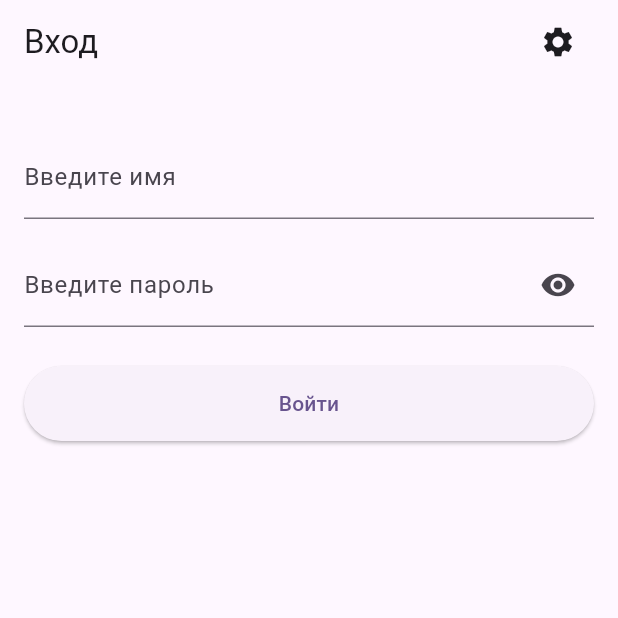
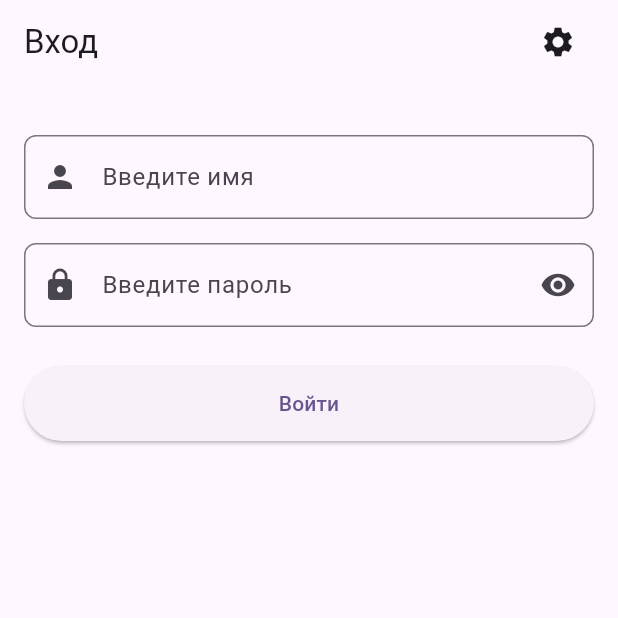
Before and after one commit to s-ginger/my_flutter_app, a Flutter app: the screen it shows after launch, after a tap on the "settings" icon, on a phone screen of 412 x 824 dp, the top half of it. Run offline on Flutter 3.47's test engine with Material 3 defaults, Android fonts, the phone set to English and light mode, and no system bars.

Commit message:
register and login decor 1/3?

```diff
--- a/lib/view/login_page/login_page.dart
+++ b/lib/view/login_page/login_page.dart
@@ -9,7 +9,6 @@ class LoginPage extends StatefulWidget {
 }
 
 class _LoginPage extends State<LoginPage> {
-
   final _formKey = GlobalKey<FormState>();
 
   final _usernameController = TextEditingController();
@@ -23,7 +22,7 @@ class _LoginPage extends State<LoginPage> {
 
       final val = await authRepo.login(
         username: _usernameController.text,
-          password: _passwordController.text
+        password: _passwordController.text,
       );
 
       if (!mounted) return;
@@ -31,9 +30,7 @@ class _LoginPage extends State<LoginPage> {
       if (val == true) {
         ScaffoldMessenger.of(context).showSnackBar(
           SnackBar(
-            content: Text(
-              'Регистрация успешна для ${authRepo.username}',
-            ),
+            content: Text('Регистрация успешна для ${authRepo.username}'),
           ),
         );
 
@@ -47,7 +44,7 @@ class _LoginPage extends State<LoginPage> {
                   return FadeTransition(opacity: animation, child: child);
                 },
             transitionDuration: Duration(milliseconds: 500),
-          )
+          ),
         );
       } else {
         ScaffoldMessenger.of(
@@ -56,7 +53,6 @@ class _LoginPage extends State<LoginPage> {
       }
     }
   }
-
 
   @override
   Widget build(BuildContext context) {
@@ -76,7 +72,10 @@ class _LoginPage extends State<LoginPage> {
                         const RegisterPage(),
                     transitionsBuilder:
                         (context, animation, secondaryAnimation, child) {
-                        return FadeTransition(opacity: animation, child: child);
+                          return FadeTransition(
+                            opacity: animation,
+                            child: child,
+                          );
                         },
                     transitionDuration: Duration(milliseconds: 500),
                   ),
@@ -84,14 +83,14 @@ class _LoginPage extends State<LoginPage> {
               },
             ),
           ],
-          )
+        ),
       ),
       body: Padding(
         padding: const EdgeInsets.only(
           left: 16,
           top: 34,
           right: 16,
-            bottom: 16
+          bottom: 16,
         ),
         child: Form(
           key: _formKey,
@@ -99,9 +98,17 @@ class _LoginPage extends State<LoginPage> {
             children: [
               TextFormField(
                 controller: _usernameController,
-                  decoration: const InputDecoration(
+                decoration: InputDecoration(
+                  prefixIcon: Icon(Icons.person),
+                  border: OutlineInputBorder(
+                    borderRadius: BorderRadius.circular(8.0),
+                    // закругление углов
+                    borderSide: const BorderSide(
+                      color: Colors.blue, // цвет рамки
+                      width: 2.0, // толщина рамки
+                    ),
+                  ),
                   labelText: "Введите имя",
-                    border: UnderlineInputBorder(),
                 ),
                 validator: (value) =>
                     value == null || value.isEmpty ? "Введите имя" : null,
@@ -113,8 +120,15 @@ class _LoginPage extends State<LoginPage> {
                 controller: _passwordController,
                 obscureText: _isObscure,
                 decoration: InputDecoration(
+                  prefixIcon: Icon(Icons.lock),
                   labelText: "Введите пароль",
-                    border: const UnderlineInputBorder(),
+                  border: OutlineInputBorder(
+                    borderRadius: BorderRadius.circular(8.0),
+                    borderSide: const BorderSide(
+                      color: Colors.blue,
+                      width: 2.0,
+                    ),
+                  ),
                   suffixIcon: IconButton(
                     onPressed: () {
                       setState(() {
@@ -123,8 +137,8 @@ class _LoginPage extends State<LoginPage> {
                     },
                     icon: Icon(
                       _isObscure ? Icons.visibility : Icons.visibility_off,
-                        )
-                    )
+                    ),
+                  ),
                 ),
                 validator: (value) =>
                     value == null || value.isEmpty ? "Введите имя" : null,
@@ -135,12 +149,12 @@ class _LoginPage extends State<LoginPage> {
               ElevatedButton(
                 onPressed: _login,
                 style: ElevatedButton.styleFrom(
-                      minimumSize: const Size.fromHeight(50)
+                  minimumSize: const Size.fromHeight(50),
                 ),
                 child: const Text("Войти"),
               ),
             ],
-            )
+          ),
         ),
       ),
     );
--- a/lib/view/register_page/register_page.dart
+++ b/lib/view/register_page/register_page.dart
@@ -100,9 +100,16 @@ class _RegisterPage extends State<RegisterPage> {
               TextFormField(
                 controller: _usernameController,
                 obscureText: false,
-                decoration: const InputDecoration(
+                decoration: InputDecoration(
+                  border: OutlineInputBorder(
+                    borderRadius: BorderRadius.circular(8.0), // закругление углов
+                    borderSide: const BorderSide(
+                      color: Colors.blue, // цвет рамки
+                      width: 2.0,         // толщина рамки
+                    ),
+                  ),
+                  prefixIcon: const Icon(Icons.person),
                   labelText: "Введите имя",
-                  border: UnderlineInputBorder(),
                 ),
                 validator: (value) =>
                     value == null || value.isEmpty ? "Введите имя" : null,
@@ -113,8 +120,15 @@ class _RegisterPage extends State<RegisterPage> {
                 controller: _passwordController,
                 obscureText: _isObscure,
                 decoration: InputDecoration(
+                  prefixIcon: Icon(Icons.lock),
                   labelText: 'Введите пароль',
-                  border: const UnderlineInputBorder(),
+                  border: OutlineInputBorder(
+                    borderRadius: BorderRadius.circular(8.0), // закругление углов
+                    borderSide: const BorderSide(
+                      color: Colors.blue, // цвет рамки
+                      width: 2.0,         // толщина рамки
+                    ),
+                  ),
                   suffixIcon: IconButton(
                     icon: Icon(
                       _isObscure ? Icons.visibility : Icons.visibility_off,
@@ -135,9 +149,16 @@ class _RegisterPage extends State<RegisterPage> {
               TextFormField(
                 controller: _confirmPasswordController,
                 obscureText: _isObscure,
-                decoration: const InputDecoration(
+                decoration:  InputDecoration(
+                  border: OutlineInputBorder(
+                    borderRadius: BorderRadius.circular(8.0), // закругление углов
+                    borderSide: const BorderSide(
+                      color: Colors.blue, // цвет рамки
+                      width: 2.0,         // толщина рамки
+                    ),
+                  ),
+                  prefixIcon: Icon(Icons.lock),
                   labelText: "Подтвердите пароль",
-                  border: UnderlineInputBorder(),
                 ),
                 validator: (value) => value != _passwordController.text
                     ? "Пароли не совпадают"
```
Lines whose indentation alone changed are shown as unchanged.
